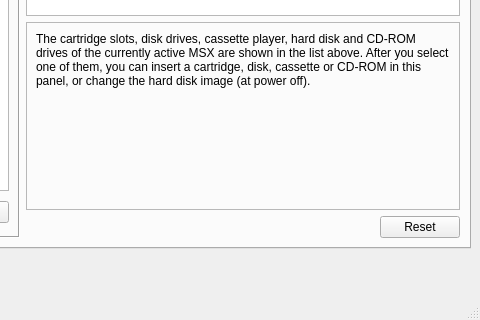
This is main.ui in openMSX/catapult as Qt 5 draws it before an edit; both pictures show x 250 to 730 and y 239 to 559 of the 730 by 559 pixel window. The edited form follows.
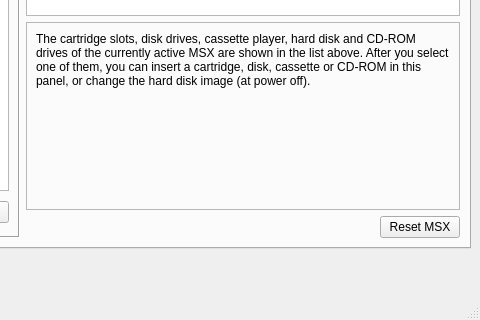
This is the edited form. Icons and pictures are not drawn.

Commit message: Changed label of reset button on first tab to "Reset MSX", to avoid confusion with the buttons that revert a setting to its default value.

Diff of the .ui file:
```diff
--- a/main.ui
+++ b/main.ui
@@ -1139,7 +1139,7 @@
                <string>Reset the MSX</string>
               </property>
               <property name="text" >
-               <string>Reset</string>
+               <string>Reset MSX</string>
               </property>
              </widget>
             </item>
```
